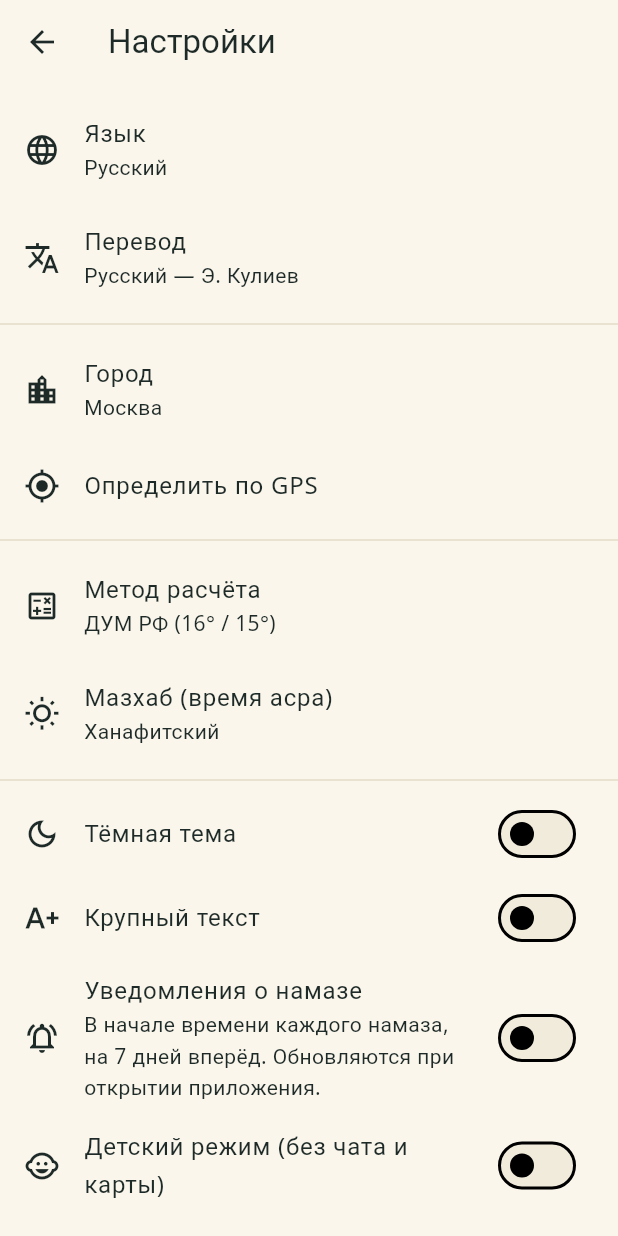
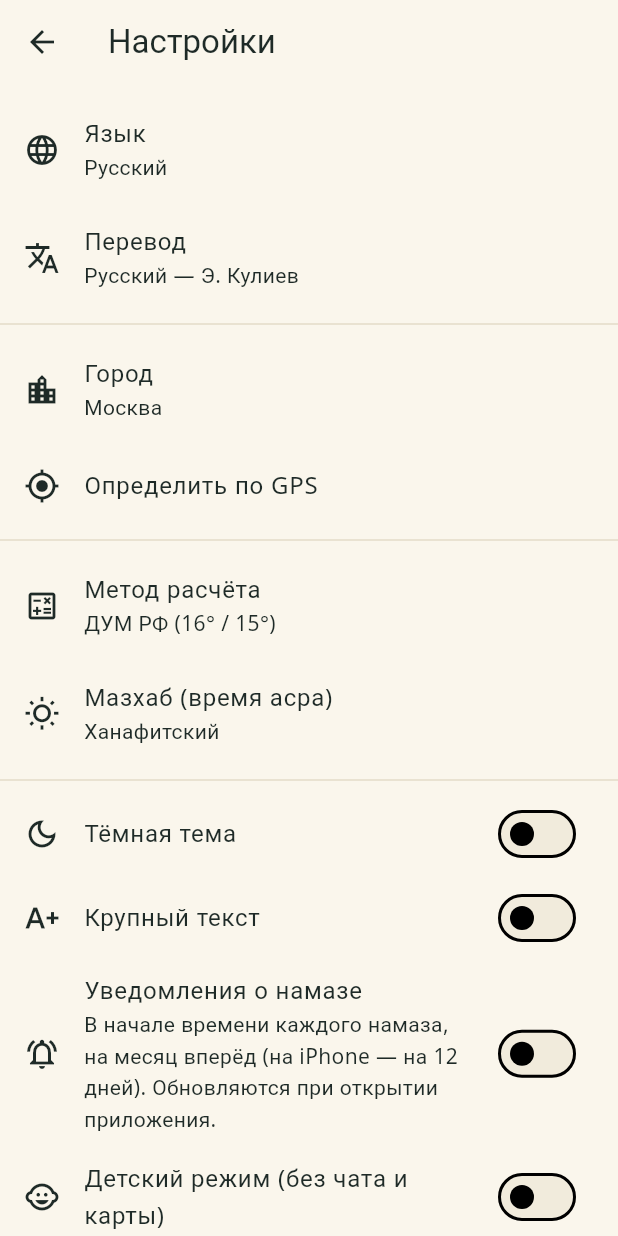
Before and after one commit to VladFlutt/imam, a Flutter app: the SettingsScreen screen opened directly, on a phone screen of 412 x 824 dp. Run offline on Flutter 3.47's test engine with Material 3 defaults, Android fonts, the phone set to English and light mode, and no system bars; our stand-ins replace flutter_compass, flutter_local_notifications, flutter_map, geolocator, hijri, latlong2 and 2 more; missing offline and left inert: adhan_dart; accounts and stored records are empty.

Commit message:
Напоминания о намазе на месяц вперёд и напоминание продлить
Android: 30 дней, iOS: 12 дней (лимит 64 уведомления).
За день до конца срока приходит просьба открыть приложение.

Co-Authored-By: Claude Opus 5.5 <noreply@anthropic.com>
Claude-Session: https://claude.ai/code/session_011poChEe4pDPR9GzQfC7dBc

```diff
--- a/app/lib/l10n.dart
+++ b/app/lib/l10n.dart
@@ -153,10 +153,16 @@ class L10n {
     },
     'azan_notify_sub': {
       'ru':
-          'В начале времени каждого намаза, на 7 дней вперёд. Обновляются при открытии приложения.',
+          'В начале времени каждого намаза, на месяц вперёд (на iPhone — на 12 дней). Обновляются при открытии приложения.',
       'en':
-          'At the start of each prayer time, 7 days ahead. Refreshed whenever you open the app.',
-      'ar': 'عند دخول وقت كل صلاة لسبعة أيام قادمة، وتُحدَّث عند فتح التطبيق.',
+          'At the start of each prayer time, a month ahead (12 days on iPhone). Refreshed whenever you open the app.',
+      'ar':
+          'عند دخول وقت كل صلاة لشهر قادم (12 يوماً على آيفون)، وتُحدَّث عند فتح التطبيق.',
+    },
+    'azan_renew': {
+      'ru': 'Откройте приложение, чтобы продлить напоминания о намазе.',
+      'en': 'Open the app to keep your prayer reminders going.',
+      'ar': 'افتح التطبيق لتجديد تنبيهات الصلاة.',
     },
     'azan_mobile_only': {
       'ru': 'Доступно в мобильном приложении',
--- a/app/lib/l10n_cis.dart
+++ b/app/lib/l10n_cis.dart
@@ -107,7 +107,8 @@ const cisStrings = <String, Map<String, String>>{
         'Ук сикерсә, телефонны сигезле ясап хәрәкәтләндерегез һәм металл белән магнитлардан читкә китегез.',
     'azan_notify': 'Намаз турында хәбәрләр',
     'azan_notify_sub':
-        'Һәр намаз вакыты кергәч, 7 көн алдан. Кушымтаны ачканда яңартыла.',
+        'Һәр намаз вакыты кергәч, бер ай алдан (iPhone’да 12 көн). Кушымтаны ачканда яңартыла.',
+    'azan_renew': 'Намаз турында хәбәрләрне озайту өчен кушымтаны ачыгыз.',
     'azan_mobile_only': 'Мобиль кушымтада гына',
     'azan_denied':
         'Телефон көйләүләрендә кушымтага хәбәрләр җибәрергә рөхсәт итегез.',
@@ -220,7 +221,8 @@ const cisStrings = <String, Map<String, String>>{
         'Strelka sakrasa, telefonni sakkiz shaklida harakatlantiring va metall hamda magnitlardan uzoqlashing.',
     'azan_notify': 'Namoz eslatmalari',
     'azan_notify_sub':
-        'Har bir namoz vaqti kirganda, 7 kun oldindan. Ilova ochilganda yangilanadi.',
+        'Har bir namoz vaqti kirganda, bir oy oldindan (iPhone’da 12 kun). Ilova ochilganda yangilanadi.',
+    'azan_renew': 'Namoz eslatmalarini uzaytirish uchun ilovani oching.',
     'azan_mobile_only': 'Mobil ilovada mavjud',
     'azan_denied':
         'Telefon sozlamalarida ilovaga bildirishnomalarga ruxsat bering.',
@@ -331,7 +333,8 @@ const cisStrings = <String, Map<String, String>>{
         'Көрсеткі секірсе, телефонды сегіз пішінімен қозғап, металл мен магниттерден алыстаңыз.',
     'azan_notify': 'Намаз туралы хабарламалар',
     'azan_notify_sub':
-        'Әр намаз уақыты кіргенде, 7 күн алдын ала. Қосымшаны ашқанда жаңартылады.',
+        'Әр намаз уақыты кіргенде, бір ай алдын ала (iPhone-да 12 күн). Қосымшаны ашқанда жаңартылады.',
+    'azan_renew': 'Намаз хабарламаларын ұзарту үшін қосымшаны ашыңыз.',
     'azan_mobile_only': 'Мобильді қосымшада қолжетімді',
     'azan_denied':
         'Телефон баптауларында қосымшаға хабарламаларға рұқсат беріңіз.',
@@ -442,7 +445,8 @@ const cisStrings = <String, Map<String, String>>{
         'Жебе секирсе, телефонду сегиз түрүндө кыймылдатып, металл жана магниттерден алыстаңыз.',
     'azan_notify': 'Намаз эскертмелери',
     'azan_notify_sub':
-        'Ар бир намаздын убактысы киргенде, 7 күн алдын ала. Тиркеме ачылганда жаңыланат.',
+        'Ар бир намаздын убактысы киргенде, бир ай алдын ала (iPhone’до 12 күн). Тиркеме ачылганда жаңыланат.',
+    'azan_renew': 'Намаз эскертмелерин узартуу үчүн тиркемени ачыңыз.',
     'azan_mobile_only': 'Мобилдик тиркемеде жеткиликтүү',
     'azan_denied':
         'Телефондун жөндөөлөрүндө тиркемеге эскертмелерге уруксат бериңиз.',
@@ -555,7 +559,8 @@ const cisStrings = <String, Map<String, String>>{
         'Агар тир ҷаҳад, телефонро ба шакли ҳашт ҳаракат диҳед ва аз металл ва оҳанрабо дур шавед.',
     'azan_notify': 'Огоҳиномаҳои намоз',
     'azan_notify_sub':
-        'Ҳангоми даромадани вақти ҳар намоз, барои 7 рӯз пеш. Ҳангоми кушодани барнома нав мешаванд.',
+        'Ҳангоми даромадани вақти ҳар намоз, барои як моҳ пеш (дар iPhone 12 рӯз). Ҳангоми кушодани барнома нав мешаванд.',
+    'azan_renew': 'Барои дароз кардани огоҳиномаҳои намоз барномаро кушоед.',
     'azan_mobile_only': 'Дар барномаи мобилӣ дастрас аст',
     'azan_denied':
         'Дар танзимоти телефон ба барнома иҷозати огоҳиномаҳо диҳед.',
@@ -668,7 +673,8 @@ const cisStrings = <String, Map<String, String>>{
         'Ox sıçrayırsa, telefonu səkkiz şəklində hərəkət etdirin və metal ilə maqnitlərdən uzaqlaşın.',
     'azan_notify': 'Namaz bildirişləri',
     'azan_notify_sub':
-        'Hər namaz vaxtı girəndə, 7 gün əvvəlcədən. Tətbiq açılanda yenilənir.',
+        'Hər namaz vaxtı girəndə, bir ay əvvəlcədən (iPhone-da 12 gün). Tətbiq açılanda yenilənir.',
+    'azan_renew': 'Namaz bildirişlərini uzatmaq üçün tətbiqi açın.',
     'azan_mobile_only': 'Mobil tətbiqdə mövcuddur',
     'azan_denied': 'Telefon ayarlarında tətbiqə bildirişlərə icazə verin.',
     'azan_title': 'Namaz vaxtı: {p}',
--- a/app/lib/services/notifications.dart
+++ b/app/lib/services/notifications.dart
@@ -8,13 +8,16 @@ import '../l10n.dart';
 import 'prayer.dart';
 
 /// Локальные напоминания о намазе (Android и iOS).
-/// Планируем на 7 дней вперёд (у iOS предел — 64 ожидающих уведомления)
-/// и перепланируем при каждом запуске и при смене места или метода расчёта.
+/// Android планирует на 30 дней вперёд, iOS — на 12 (предел iOS — 64 ожидающих
+/// уведомления: 12 × 5 намазов + напоминание продлить). Перепланируем при каждом
+/// запуске и при смене места или метода расчёта; за день до конца срока
+/// приходит напоминание открыть приложение.
 class AzanNotifications {
   AzanNotifications._();
   static final _plugin = FlutterLocalNotificationsPlugin();
   static bool _ready = false;
-  static const days = 7;
+  static int get days => defaultTargetPlatform == TargetPlatform.iOS ? 12 : 30;
+  static const _renewId = 9999;
 
   static bool get supported =>
       !kIsWeb &&
@@ -103,6 +106,16 @@ class AzanNotifications {
           );
         }
       }
+      // Срок напоминаний кончается — просим открыть приложение, чтобы продлить.
+      final renewAt = nowUtc.add(Duration(days: days - 1));
+      await _plugin.zonedSchedule(
+        id: _renewId,
+        scheduledDate: tz.TZDateTime.from(renewAt, tz.UTC),
+        notificationDetails: details,
+        androidScheduleMode: AndroidScheduleMode.inexactAllowWhileIdle,
+        title: l.t('azan_notify'),
+        body: l.t('azan_renew'),
+      );
     } catch (e) {
       debugPrint('azan reschedule failed: $e');
     }
```
Also changed, not shown: 1 other file.
